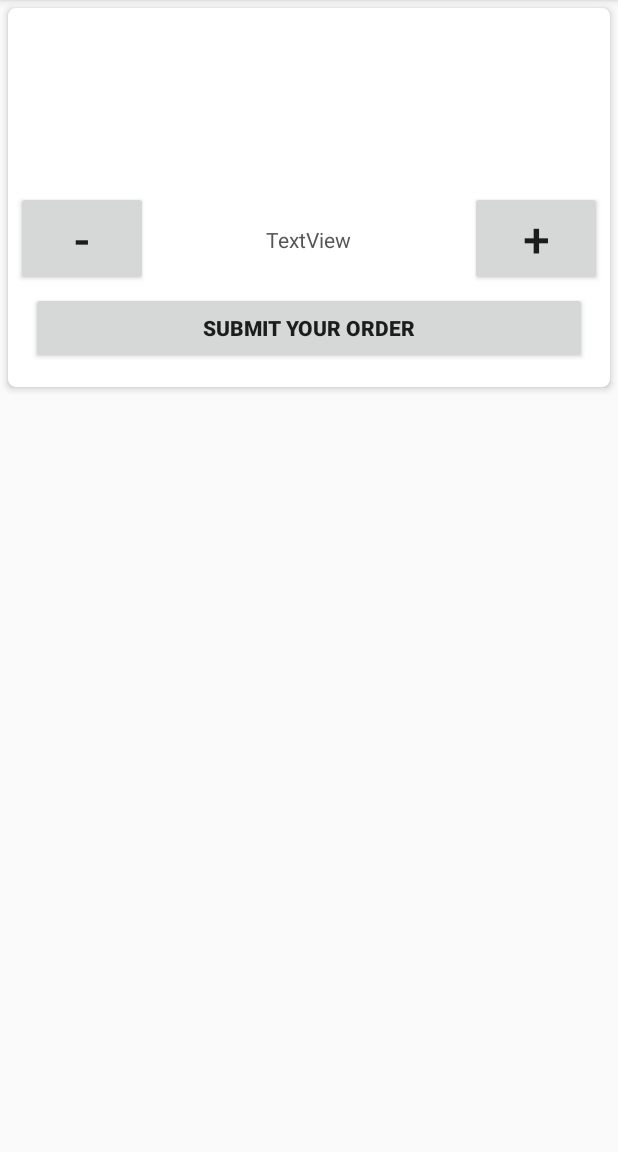
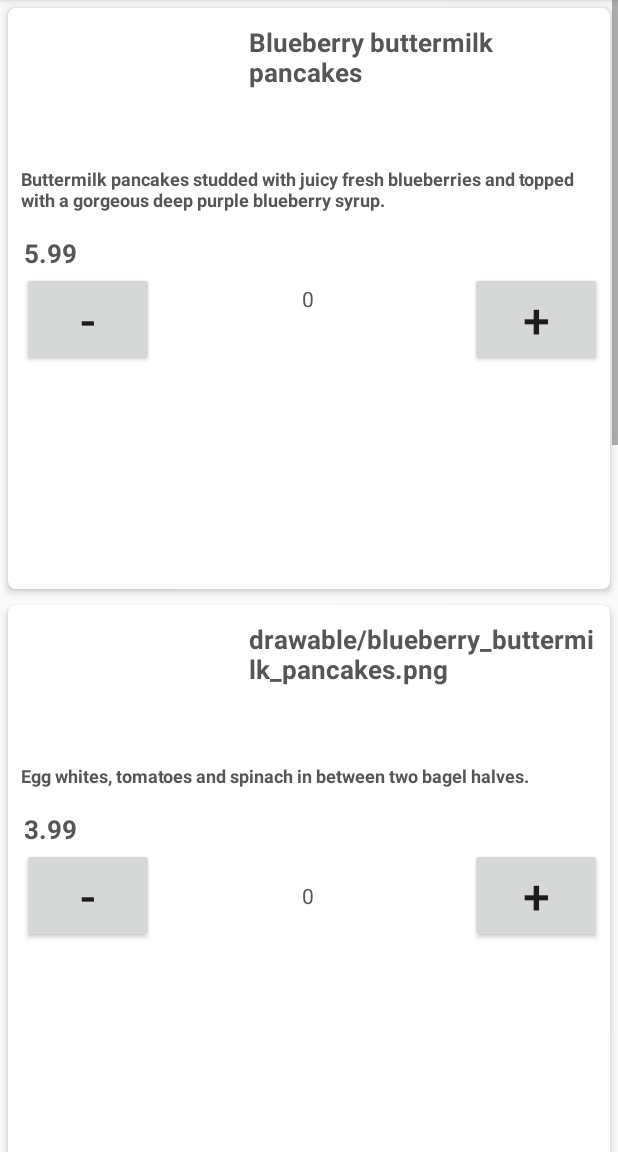
Before and after one commit to abhilashsharma3/BonApptit, an Android app: the ThirdActivity screen opened directly, with no data from a screen before it, on a phone screen of 412 x 824 dp, the part 84-1236 px from its top. Run offline under Robolectric (Android 15) with nearby library versions, the phone set to English and light mode, and no system bars; Roboto replaces fonts that are not available here; 1 statement that could not run was skipped.

Commit message:
Commit(working till 3rd activity)

```diff
--- a/BonApptitclient/app/src/main/AndroidManifest.xml
+++ b/BonApptitclient/app/src/main/AndroidManifest.xml
@@ -21,7 +21,6 @@
         <activity
             android:name=".SecondActivity"
             android:parentActivityName=".MainActivity">
-
             <meta-data
                 android:name="android.support.PARENT_ACTIVITY"
                 android:value=".MainActivity" />
@@ -29,14 +28,16 @@
         <activity
             android:name=".ThirdActivity"
             android:parentActivityName=".SecondActivity">
-
             <meta-data
                 android:name="android.support.PARENT_ACTIVITY"
                 android:value=".SecondActivity" />
         </activity>
+
         <meta-data
             android:name="preloaded_fonts"
             android:resource="@array/preloaded_fonts" />
+
+        <activity android:name=".FourthActivity"></activity>
     </application>
 
 </manifest>
--- a/BonApptitclient/app/src/main/java/com/example/abhilash/bonapptit/Client.java
+++ b/BonApptitclient/app/src/main/java/com/example/abhilash/bonapptit/Client.java
@@ -17,6 +17,8 @@ public class Client extends AsyncTask<String,Void,Void> {
     String order;
 
     Client(String order) {
+        destAddress="192.168.1.15";
+        port=456;
         this.order = order;
     }
 
--- a/BonApptitclient/app/src/main/java/com/example/abhilash/bonapptit/RecyclerViewAdapter.java
+++ b/BonApptitclient/app/src/main/java/com/example/abhilash/bonapptit/RecyclerViewAdapter.java
@@ -1,6 +1,8 @@
 package com.example.abhilash.bonapptit;
 
 import android.content.Context;
+import android.graphics.drawable.Drawable;
+import android.graphics.drawable.Icon;
 import android.support.annotation.NonNull;
 import android.support.v7.widget.RecyclerView;
 import android.view.LayoutInflater;
@@ -9,6 +11,7 @@ import android.view.ViewGroup;
 import android.widget.Button;
 import android.widget.EditText;
 import android.widget.ImageView;
+import android.widget.RelativeLayout;
 import android.widget.TextView;
 import java.util.ArrayList;
 
@@ -21,8 +24,9 @@ public class RecyclerViewAdapter extends RecyclerView.Adapter<RecyclerViewAdapte
         this.menuItems=menuItems;
     }
 
+    @NonNull
     @Override
-    public RecyclerViewAdapter.RecyclerViewHolder onCreateViewHolder(ViewGroup parent, int viewType){
+    public RecyclerViewAdapter.RecyclerViewHolder onCreateViewHolder(@NonNull ViewGroup parent, int viewType){
        Context context=parent.getContext();
         LayoutInflater layoutInflater=LayoutInflater.from(context);
         boolean atp=false;
@@ -33,27 +37,41 @@ public class RecyclerViewAdapter extends RecyclerView.Adapter<RecyclerViewAdapte
 
     @Override
     public void onBindViewHolder(@NonNull final RecyclerViewHolder recyclerViewHolder, int i) {
-        MenuItem menuItem=menuItems.get(i);
-        recyclerViewHolder.foodQty.setText(menuItem.getQuantity());
+        final MenuItem menuItem=menuItems.get(i);
+        final int[] abc = {menuItem.getQuantity()};
+        //Food Quantity
+        String ab=Integer.toString(abc[0]);
+       recyclerViewHolder.foodQty.setText(ab);
+
         recyclerViewHolder.foodName.setText(menuItem.getName());
         recyclerViewHolder.foodDesc.setText(menuItem.getDesc());
+     //   final float foodPrice={menuItem.getPrice()};
+        recyclerViewHolder.foodPrice.setText(Float.toString(menuItem.getPrice()));
+       // Drawable drawable=new D
+   //     recyclerViewHolder.imageView.setImageDrawable();
         recyclerViewHolder.incButton.setOnClickListener(new View.OnClickListener() {
             @Override
             public void onClick(View v) {
-                recyclerViewHolder.decrement();
+                ++abc[0];
+                menuItem.setQuantity(abc[0]);
+                String ab=Integer.toString(menuItem.getQuantity());
+                recyclerViewHolder.foodQty.setText(ab);
                 notifyDataSetChanged();
             }
         });
         recyclerViewHolder.decButton.setOnClickListener(new View.OnClickListener() {
             @Override
             public void onClick(View v) {
-                recyclerViewHolder.increment();
-                notifyDataSetChanged();
+                if(abc[0]!=0){
+                    --abc[0];
+                    menuItem.setQuantity(abc[0]);
+                    String ab=Integer.toString(menuItem.getQuantity());
+                    recyclerViewHolder.foodQty.setText(ab);
+                    notifyDataSetChanged();
+                    notifyDataSetChanged();
+                }
             }
         });
-//        Picasso.with(context).load()
-//                .resize(360,210)
-//                .into(holder.imageView);
     }
 
     @Override
@@ -61,36 +79,47 @@ public class RecyclerViewAdapter extends RecyclerView.Adapter<RecyclerViewAdapte
         return menuItems.size();
     }
 
-    public class RecyclerViewHolder extends RecyclerView.ViewHolder {
+    public class RecyclerViewHolder extends RecyclerView.ViewHolder implements View.OnClickListener{
         ImageView imageView;
         TextView foodDesc;
         TextView foodName;
-        EditText foodQty;
+        TextView foodQty;
         Button incButton;
+        RelativeLayout relativeLayout;
+        TextView foodPrice;
         Button decButton;
+        Button submit;
 
         public RecyclerViewHolder(View view) {
             super(view);
+            relativeLayout=view.findViewById(R.id.relativeLayout);
             imageView=view.findViewById(R.id.imageView);
             foodName=view.findViewById(R.id.foodname);
+            foodPrice=view.findViewById(R.id.foodPrice);
             foodDesc= view.findViewById(R.id.fooddesc);
-            foodQty=view.findViewById(R.id.qty);
+            foodQty=view.findViewById(R.id.foodQty);
             incButton=view.findViewById(R.id.increment_button);
-            decButton=view.findViewById(R.id.decreme_button);
+            decButton=view.findViewById(R.id.decrement_button);
+            incButton=view.findViewById(R.id.increment_button);
+            decButton=view.findViewById(R.id.decrement_button);
 
-            incButton=view.findViewById(R.id.increment_button);
-
-            decButton=view.findViewById(R.id.decrement_button);
+            view.setOnClickListener(this);
         }
 
-        public void decrement() {
-            int quantity = Integer.parseInt(foodQty.getText().toString());
-            foodQty.setText(Integer.toString(--quantity));
-        }
+//        public void decrement() {
+//            int quantity = Integer.parseInt(foodQty.getText().toString());
+//            menuItems.get()
+//            foodQty.setText(Integer.toString(--quantity));
+//        }
+//
+//        public void increment() {
+//            int quantity = Integer.parseInt(foodQty.getText().toString());
+//            foodQty.setText(Integer.toString(++quantity));
+//        }
 
-        public void increment() {
-            int quantity = Integer.parseInt(foodQty.getText().toString());
-            foodQty.setText(Integer.toString(++quantity));
+        @Override
+        public void onClick(View v) {
+
         }
     }
 }
--- a/BonApptitclient/app/src/main/java/com/example/abhilash/bonapptit/SecondActivity.java
+++ b/BonApptitclient/app/src/main/java/com/example/abhilash/bonapptit/SecondActivity.java
@@ -51,7 +51,6 @@ public class SecondActivity extends AppCompatActivity {
                 startActivity(newIntent);
             }
         });
-
         dinner_btn = (ImageButton) findViewById(R.id.dinner_button);
         dinner_btn.setOnClickListener(new View.OnClickListener() {
             @Override
--- a/BonApptitclient/app/src/main/java/com/example/abhilash/bonapptit/ThirdActivity.java
+++ b/BonApptitclient/app/src/main/java/com/example/abhilash/bonapptit/ThirdActivity.java
@@ -3,6 +3,7 @@ package com.example.abhilash.bonapptit;
 import android.content.Intent;
 import android.os.Bundle;
 import android.support.v7.app.AppCompatActivity;
+import android.support.v7.widget.LinearLayoutManager;
 import android.support.v7.widget.RecyclerView;
 import android.util.Log;
 import android.view.View;
@@ -13,26 +14,31 @@ import android.widget.Switch;
 import java.lang.reflect.Array;
 import java.util.ArrayList;
 
-public class ThirdActivity extends AppCompatActivity {
+public class ThirdActivity extends AppCompatActivity implements View.OnClickListener {
 
     ImageView imageView;
     RecyclerView recyclerView;
     RecyclerViewAdapter recyclerViewAdapter;
-    ArrayList<MenuItem> menuItems;
+    ArrayList<MenuItem> menuItems=new ArrayList<>();
     int menutype;
     Button orderBtn;
 
     @Override
     protected void onCreate(Bundle savedInstance) {
         super.onCreate(savedInstance);
-        Bundle bundle=getIntent().getBundleExtra("bundle");
+        final Bundle bundle=getIntent().getBundleExtra("bundle");
         menutype=bundle.getInt("menuType");
-        setContentView(R.layout.activity_three);
+        setContentView(R.layout.recycler);
         defineMenu();
         recyclerView=findViewById(R.id.recyclerview);
         recyclerViewAdapter=new RecyclerViewAdapter(this,menuItems);
+        Log.d("Menu items size"," Size = "+menuItems.size());
+        recyclerView.setAdapter(recyclerViewAdapter);
+        recyclerView.setLayoutManager( new LinearLayoutManager(this));
+       // recyclerViewAdapter.menuItems.addAll(menuItems);
+      //  recyclerViewAdapter.notifyDataSetChanged();
+        orderBtn = findViewById(R.id.co_button);
 
-        orderBtn = findViewById(R.id.co_button);
         orderBtn.setOnClickListener(new View.OnClickListener() {
             @Override
             public void onClick(View v) {
@@ -53,9 +59,8 @@ public class ThirdActivity extends AppCompatActivity {
                 }
                 jsonString += ", \"Price\": \"" + price + "\"}";
                 Log.d(null, "jsonString: " + jsonString);
-
-                Client client = new Client(jsonString);
-                client.execute();
+                bundle.putString("jsonString",jsonString);
+                bundle.putString("Price",Float.toString(price));
                 Intent newIntent = new Intent(ThirdActivity.this, FourthActivity.class);
                 startActivity(newIntent);
             }
@@ -64,9 +69,9 @@ public class ThirdActivity extends AppCompatActivity {
     }
 
     private void defineMenu() {
-        menuItems = new ArrayList<MenuItem>();
         switch (menutype){
             case Keys.MENU_BREAKFAST:
+                Log.d("BreakFast" , " Switch ");
                 menuItems.add(new MenuItem("Blueberry buttermilk pancakes",
                         5.99f,
                         Keys.MENU_BREAKFAST,
@@ -90,10 +95,11 @@ public class ThirdActivity extends AppCompatActivity {
                 menuItems.add(new MenuItem("Biscuits 'N Gravy Pie",
                         9.99f,
                         Keys.MENU_BREAKFAST,
-                        "Biscuits and gravy is a popular breakfast dish in the United States especially in the South.[1] The dish consists of soft dough biscuits covered in either sawmill or meat gravy made from the drippings of cooked pork sausage white flour milk and often (but not always) bits of sausage bacon ground beef or other meat",
+                        "Biscuits and gravy is a popular breakfast dish in the United States especially in the South. The dish consists of soft dough biscuits covered in either sawmill or meat gravy made from the drippings of cooked pork sausage white flour milk and often bits of sausage bacon ground beef or other meat",
                         "drawable-v24/biscuits_gravy_pie.png"));
                 break;
             case Keys.MENU_LUNCH:
+                Log.d("Lunch" , " Switch ");
                 menuItems.add(new MenuItem("Chicken Salad",
                         5.99f,
                         Keys.MENU_LUNCH,
@@ -121,7 +127,7 @@ public class ThirdActivity extends AppCompatActivity {
                         "drawable/chicken_and_waffles.png"));
                 break;
             case Keys.MENU_DINNER:
-
+                Log.d("Dinner" , " Switch ");
                 menuItems.add(new MenuItem("Smoked Salmon Pasta",
                         8.99f,
                         Keys.MENU_DINNER,
@@ -147,6 +153,15 @@ public class ThirdActivity extends AppCompatActivity {
                         Keys.MENU_DINNER,
                         "A mix of Mexican-inspired ingredients such as black beans, corn, and avocado, along with hearty whole wheat pasta and a light and creamy Greek yogurt paprika dressing, this Southwestern pasta salad boasts simple prep and complex flavor, with wide crowd appeal.",
                         "drawable/southwestern_pasta_salad.png"));
+                break;
+        }
+    }
+
+    @Override
+    public void onClick(View v) {
+        int click=v.getId();
+        if(click==R.id.co_button){
+
         }
     }
 }
--- a/BonApptitclient/app/src/main/res/layout/activity_four.xml
+++ b/BonApptitclient/app/src/main/res/layout/activity_four.xml
@@ -21,20 +21,20 @@
             android:padding="10dip">
 
             <TextView
-                android:id="@+id/etname"
+                android:id="@+id/userName"
                 android:layout_width="match_parent"
                 android:layout_height="wrap_content"
                 android:layout_margin="10dp"
                 android:textStyle="bold" />
 
             <TextView
-                android:id="@+id/foodname"
+                android:id="@+id/finalFoodName"
                 android:layout_width="match_parent"
                 android:layout_height="wrap_content"
                 android:layout_margin="10dp" />
 
             <TextView
-                android:id="@+id/qty"
+                android:id="@+id/finalFoodQty"
                 android:layout_width="match_parent"
                 android:layout_height="wrap_content"
                 android:layout_margin="10dp"
--- a/BonApptitclient/app/src/main/res/layout/activity_three.xml
+++ b/BonApptitclient/app/src/main/res/layout/activity_three.xml
@@ -61,23 +61,35 @@
             <!--android:textStyle="bold"-->
             <!--/>-->
 
+        <TextView
+            android:id="@+id/foodPrice"
+            android:layout_width="match_parent"
+            android:layout_height="wrap_content"
+            android:layout_margin="5dp"
+            android:layout_below="@+id/fooddesc"
+            android:textColor="#FF565656"
+            android:textSize="17sp"
+            android:textStyle="bold" />
+
         <Button
             android:id="@+id/increment_button"
             android:layout_width="wrap_content"
             android:layout_height="wrap_content"
+            android:layout_below="@+id/fooddesc"
             android:layout_alignParentEnd="true"
-            android:layout_below="@+id/fooddesc"
-            android:layout_marginTop="-10dp"
+            android:layout_marginTop="30dp"
+            android:layout_marginEnd="0dp"
             android:text="+"
             android:textSize="32sp" />
 
         <TextView
-            android:id="@+id/qty"
+            android:id="@+id/foodQty"
             android:layout_width="155dp"
             android:layout_height="50dp"
             android:layout_alignParentTop="true"
             android:layout_centerHorizontal="true"
-            android:layout_marginTop="124dp"
+            android:layout_marginTop="155dp"
+            android:layout_marginVertical="163dp"
             android:gravity="center"
             android:text="TextView"
             android:textColor="#FF565656" />
@@ -86,22 +98,13 @@
             android:id="@+id/decrement_button"
             android:layout_width="wrap_content"
             android:layout_height="wrap_content"
+            android:layout_below="@+id/fooddesc"
             android:layout_alignParentStart="true"
-            android:layout_below="@+id/fooddesc"
-            android:layout_marginTop="-10dp"
+            android:layout_marginStart="4dp"
+            android:layout_marginTop="30dp"
             android:text="-"
             android:textSize="32sp" />
-        <Button
-            android:id="@+id/co_button"
-            android:layout_width="match_parent"
-            android:layout_height="wrap_content"
-            android:layout_margin="10dp"
-            android:gravity="center"
-            android:outlineAmbientShadowColor="?android:attr/colorForeground"
-            android:padding="5dp"
-            android:textStyle="bold"
-            android:layout_below="@+id/qty"
-            android:text="@string/submitorder" />
+
     </RelativeLayout>
 
 </android.support.v7.widget.CardView>
--- a/BonApptitclient/app/src/main/res/layout/recycler.xml
+++ b/BonApptitclient/app/src/main/res/layout/recycler.xml
@@ -1,19 +1,25 @@
 <?xml version="1.0" encoding="utf-8"?>
-<android.support.constraint.ConstraintLayout xmlns:android="http://schemas.android.com/apk/res/android"
-    xmlns:app="http://schemas.android.com/apk/res-auto"
-    xmlns:tools="http://schemas.android.com/tools"
+<LinearLayout xmlns:android="http://schemas.android.com/apk/res/android"
     android:layout_width="match_parent"
     android:layout_height="match_parent"
-    tools:context="com.example.abhilash.bonapptit.ThirdActivity">
-    <LinearLayout
+    android:orientation="vertical">
+
+    <android.support.v7.widget.RecyclerView
+        android:id="@+id/recyclerview"
+        android:layout_width="wrap_content"
+        android:layout_height="wrap_content"
+        android:scrollbars="vertical" />
+
+    <Button
+        android:id="@+id/co_button"
         android:layout_width="match_parent"
-        android:layout_height="match_parent">
-        <android.support.v7.widget.RecyclerView
-            android:id="@+id/recyclerview"
-            android:scrollbars="vertical"
-            android:layout_width="wrap_content"
-            android:layout_height="wrap_content"/>
-    </LinearLayout>
+        android:layout_height="wrap_content"
+        android:layout_below="@+id/recyclerview"
+        android:layout_margin="10dp"
+        android:gravity="center"
+        android:outlineAmbientShadowColor="?android:attr/colorForeground"
+        android:padding="5dp"
+        android:text="@string/submitorder"
+        android:textStyle="bold" />
 
-
-</android.support.constraint.ConstraintLayout>
+</LinearLayout>
```
Also changed, not shown: BonApptitclient/app/src/main/java/com/example/abhilash/bonapptit/FourthActivity.java (+17 -0 lines), BonApptitclient/app/src/main/java/com/example/abhilash/bonapptit/MainActivity.java (+5 -5 lines), BonApptitclient/app/src/main/res/layout/activity_fourth.xml (added, +55 -0 lines), BonApptitclient/app/src/main/res/layout/activity_two.xml (+30 -20 lines), BonApptitclient/app/src/main/res/drawable/breakfast_final.png (added), BonApptitclient/app/src/main/res/drawable/dinner_final.png (added), BonApptitclient/app/src/main/res/drawable/lunch_final.png (added), 1 other file.
